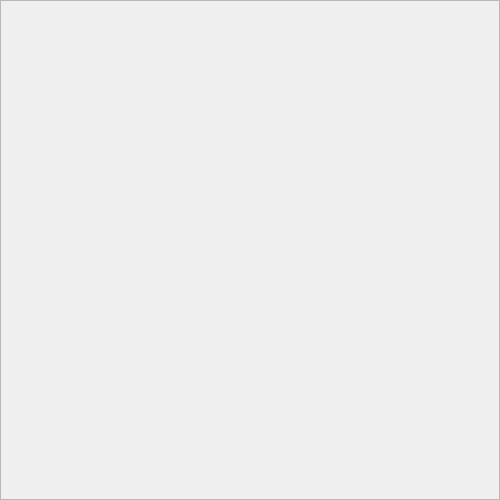
First picture: the form in forms/coverviewer.ui, repository pfedick/winmusik, before the edit.
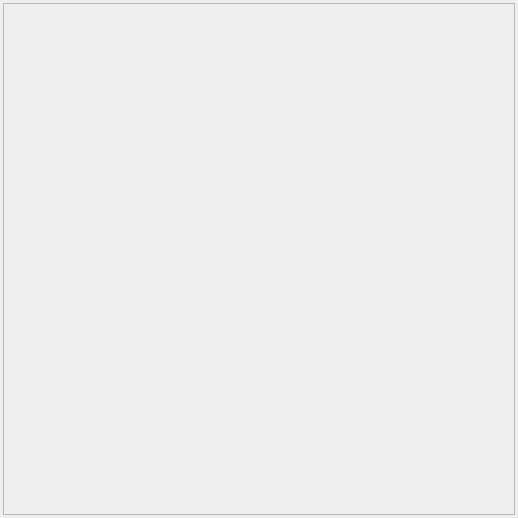
Second picture: the form after the edit. Icons and pictures are not drawn.

Commit message: cover viewer has fixed size now and does not grow with every cover shown

Diff of the .ui file:
```diff
--- a/forms/coverviewer.ui
+++ b/forms/coverviewer.ui
@@ -6,20 +6,20 @@
    <rect>
     <x>0</x>
     <y>0</y>
-    <width>500</width>
-    <height>500</height>
+    <width>518</width>
+    <height>518</height>
    </rect>
   </property>
   <property name="sizePolicy">
-   <sizepolicy hsizetype="Preferred" vsizetype="Preferred">
+   <sizepolicy hsizetype="Fixed" vsizetype="Fixed">
     <horstretch>0</horstretch>
     <verstretch>0</verstretch>
    </sizepolicy>
   </property>
   <property name="maximumSize">
    <size>
-    <width>800</width>
-    <height>800</height>
+    <width>518</width>
+    <height>518</height>
    </size>
   </property>
   <property name="windowTitle">
@@ -31,25 +31,37 @@
   </property>
   <layout class="QVBoxLayout" name="verticalLayout">
    <property name="leftMargin">
-    <number>0</number>
+    <number>3</number>
    </property>
    <property name="topMargin">
-    <number>0</number>
+    <number>3</number>
    </property>
    <property name="rightMargin">
-    <number>0</number>
+    <number>3</number>
    </property>
    <property name="bottomMargin">
-    <number>0</number>
+    <number>3</number>
    </property>
    <item>
     <widget class="QLabel" name="cover">
      <property name="sizePolicy">
-      <sizepolicy hsizetype="Expanding" vsizetype="Expanding">
+      <sizepolicy hsizetype="Fixed" vsizetype="Fixed">
        <horstretch>0</horstretch>
        <verstretch>0</verstretch>
       </sizepolicy>
      </property>
+     <property name="minimumSize">
+      <size>
+       <width>512</width>
+       <height>512</height>
+      </size>
+     </property>
+     <property name="maximumSize">
+      <size>
+       <width>512</width>
+       <height>512</height>
+      </size>
+     </property>
      <property name="frameShape">
       <enum>QFrame::StyledPanel</enum>
      </property>
```
Left out of the diff: 2 changed lines with no effect on the pictures. The commit also changes 1 other file.
